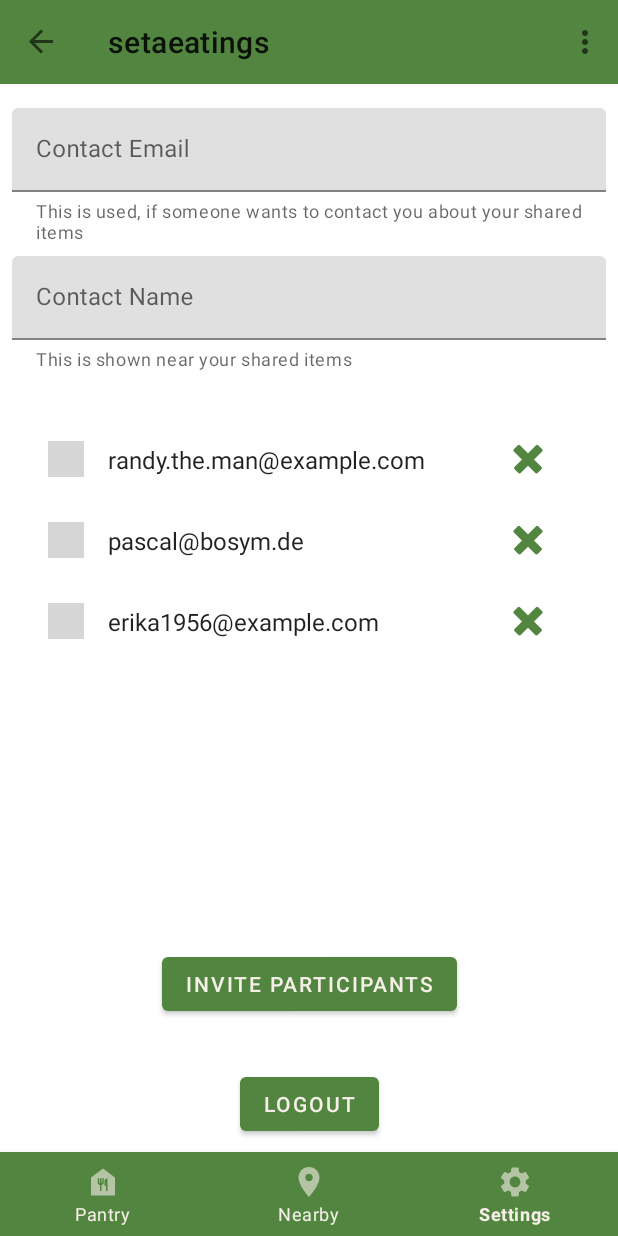
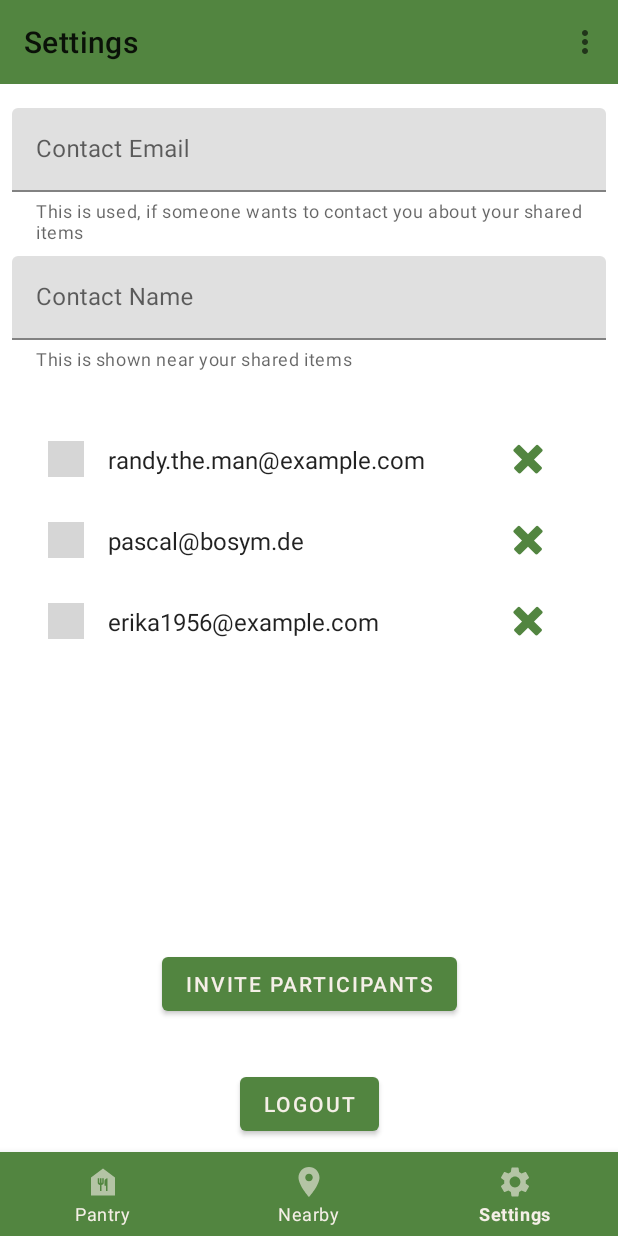
Before and after one commit to WeFridge/WeFridge, an Android app: the screen it shows after launch (MainActivity), item 3 of the bottom bar chosen, on a phone screen of 412 x 824 dp. Run offline under Robolectric (Android 15) with nearby library versions, the phone set to English and light mode, and no system bars; our stand-ins replace Firebase (no records; nobody signed in at launch, a user with empty details on screens opened directly), Picasso, navigation-ui; libraries missing offline, so code that uses them is left out: com.firebase.ui; pictures from the network do not load; 8 statements that could not run were skipped; grey boxes are pictures that could not be loaded.

```diff
--- a/app/src/main/java/app/wefridge/wefridge/MainActivity.kt
+++ b/app/src/main/java/app/wefridge/wefridge/MainActivity.kt
@@ -9,7 +9,6 @@ import androidx.appcompat.app.AppCompatActivity
 import androidx.navigation.findNavController
 import androidx.navigation.ui.AppBarConfiguration
 import androidx.navigation.ui.navigateUp
-import androidx.navigation.ui.setupActionBarWithNavController
 import androidx.navigation.ui.setupWithNavController
 import app.wefridge.wefridge.databinding.ActivityMainBinding
 import com.firebase.ui.auth.AuthUI
@@ -113,12 +112,13 @@ class MainActivity : AppCompatActivity() {
         binding = ActivityMainBinding.inflate(layoutInflater)
         setContentView(binding.root)
 
-        // TODO: disable back button from toolbar
         setSupportActionBar(binding.toolbar)
-
         val navController = findNavController(R.id.nav_host_fragment_content_main)
         appBarConfiguration = AppBarConfiguration(navController.graph)
-        setupActionBarWithNavController(navController, appBarConfiguration)
+        navController.addOnDestinationChangedListener { controller, destination, _ ->
+            binding.toolbar.title = controller.graph.findNode(destination.id)?.label;
+        }
+
         binding.bottomNav.setupWithNavController(navController)
     }
 
--- a/app/src/main/res/navigation/nav_graph.xml
+++ b/app/src/main/res/navigation/nav_graph.xml
@@ -4,27 +4,6 @@
     xmlns:tools="http://schemas.android.com/tools"
     android:id="@+id/nav_graph"
     app:startDestination="@id/PantryFragment">
-
-    <!--    <fragment-->
-    <!--        android:id="@+id/FirstFragment"-->
-    <!--        android:name="app.wefridge.wefridge.FirstFragment"-->
-    <!--        android:label="@string/first_fragment_label"-->
-    <!--        tools:layout="@layout/fragment_first">-->
-
-    <!--        <action-->
-    <!--            android:id="@+id/action_FirstFragment_to_SecondFragment"-->
-    <!--            app:destination="@id/SecondFragment" />-->
-    <!--    </fragment>-->
-    <!--    <fragment-->
-    <!--        android:id="@+id/SecondFragment"-->
-    <!--        android:name="app.wefridge.wefridge.SecondFragment"-->
-    <!--        android:label="@string/second_fragment_label"-->
-    <!--        tools:layout="@layout/fragment_second">-->
-
-    <!--        <action-->
-    <!--            android:id="@+id/action_SecondFragment_to_FirstFragment"-->
-    <!--            app:destination="@id/PantryFragment" />-->
-    <!--    </fragment>-->
 
     <fragment
         android:id="@+id/NearbyItemsFragment"
@@ -41,7 +20,7 @@
     <fragment
         android:id="@+id/SettingsFragment"
         android:name="app.wefridge.wefridge.SettingsFragment"
-        android:label="setaeatings"
+        android:label="@string/Settings"
         tools:layout="@layout/fragment_settings">
 
     </fragment>
@@ -49,7 +28,7 @@
     <fragment
         android:id="@+id/EditFragment"
         android:name="app.wefridge.wefridge.EditFragment"
-        android:label="edit"
+        android:label="@string/EditItem"
         tools:layout="@layout/fragment_edit">
 
     </fragment>
--- a/app/src/main/res/values/strings.xml
+++ b/app/src/main/res/values/strings.xml
@@ -10,6 +10,7 @@
     <string name="Pantry">Pantry</string>
     <string name="Nearby">Nearby</string>
     <string name="Settings">Settings</string>
+    <string name="EditItem">Edit Item</string>
     <string name="hello_second_fragment">Hello second fragment. Arg: %1$s</string>
     <!-- TODO: Remove or change this placeholder text -->
     <string name="hello_blank_fragment">Hello blank fragment</string>
```
